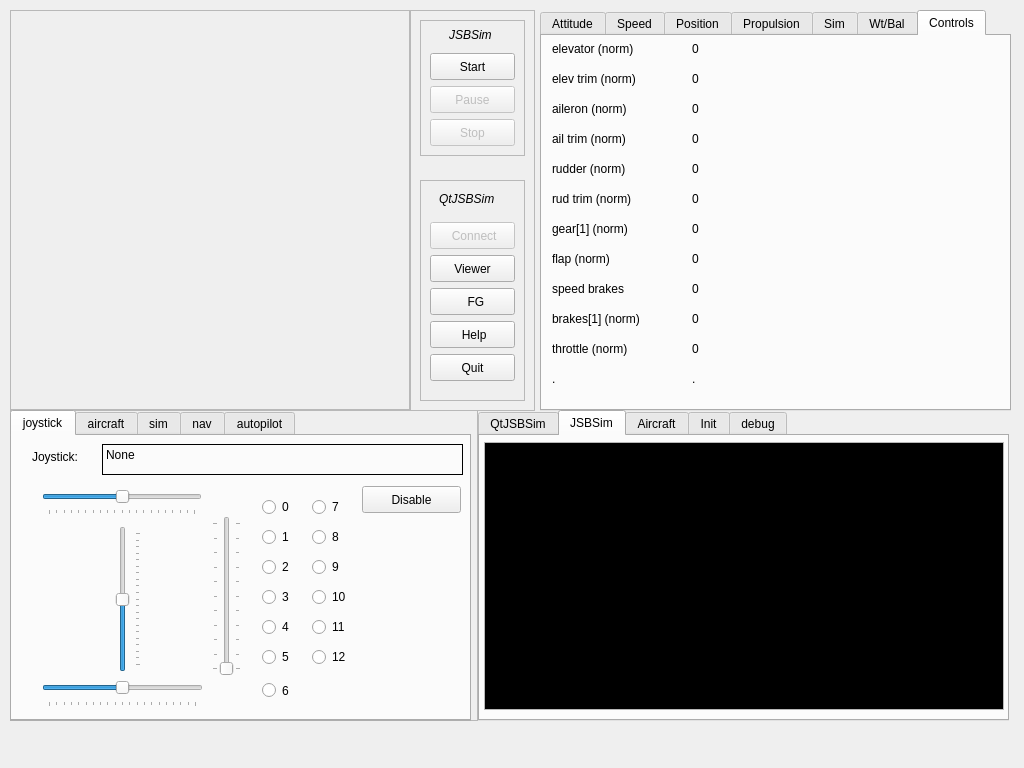
xfahad100/aeroprecinyx, file src/MainWindow.ui: the form before one commit.
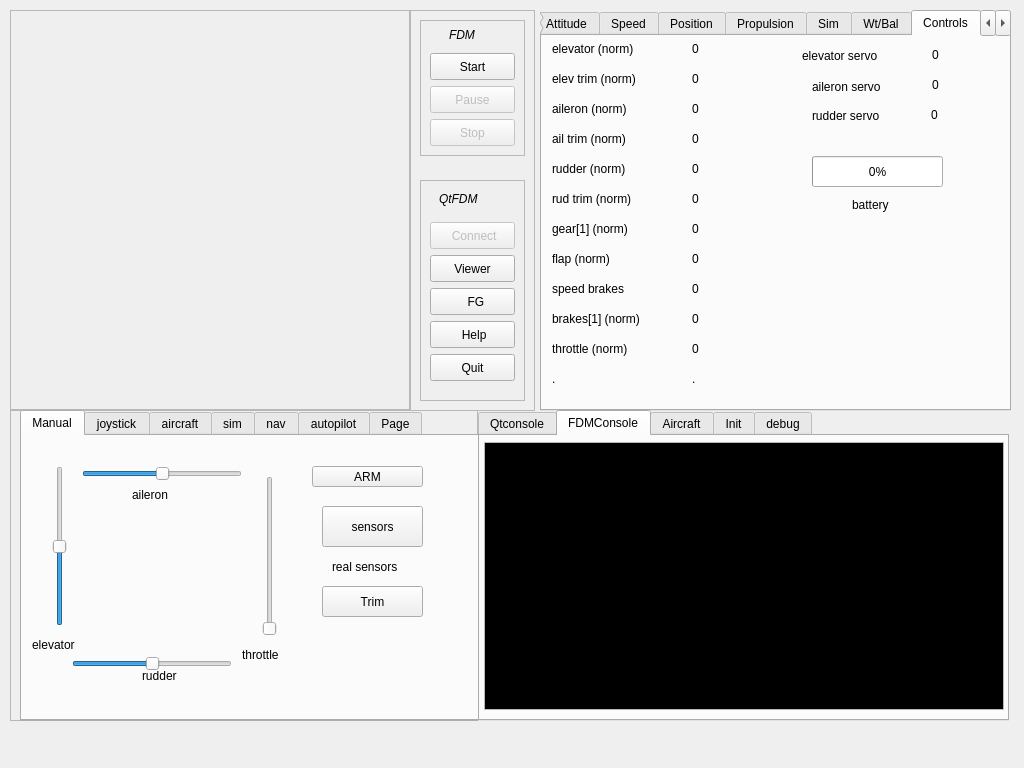
The form after the commit. The open tabs and pages were chosen to show the change. Icons and pictures are not drawn. Custom widgets are drawn as their Qt base class.

The edit to the form file:
```diff
--- a/src/MainWindow.ui
+++ b/src/MainWindow.ui
@@ -149,7 +149,7 @@
        </font>
       </property>
       <property name="text">
-       <string>JSBSim</string>
+       <string>FDM</string>
       </property>
      </widget>
      <widget class="QPushButton" name="StopJSBSimButton">
@@ -338,7 +338,7 @@
        </font>
       </property>
       <property name="text">
-       <string>QtJSBSim</string>
+       <string>QtFDM</string>
       </property>
      </widget>
     </widget>
@@ -416,7 +416,7 @@
     <widget class="QTabWidget" name="ControlsTab">
      <property name="geometry">
       <rect>
-       <x>0</x>
+       <x>10</x>
        <y>0</y>
        <width>461</width>
        <height>311</height>
@@ -425,6 +425,221 @@
      <property name="currentIndex">
       <number>0</number>
      </property>
+     <widget class="QWidget" name="tab_17">
+      <attribute name="title">
+       <string>Manual</string>
+      </attribute>
+      <widget class="QSlider" name="M_elevator">
+       <property name="geometry">
+        <rect>
+         <x>30</x>
+         <y>30</y>
+         <width>16</width>
+         <height>160</height>
+        </rect>
+       </property>
+       <property name="minimum">
+        <number>-100</number>
+       </property>
+       <property name="maximum">
+        <number>100</number>
+       </property>
+       <property name="singleStep">
+        <number>1</number>
+       </property>
+       <property name="value">
+        <number>0</number>
+       </property>
+       <property name="orientation">
+        <enum>Qt::Vertical</enum>
+       </property>
+      </widget>
+      <widget class="QSlider" name="M_aileron">
+       <property name="geometry">
+        <rect>
+         <x>60</x>
+         <y>30</y>
+         <width>160</width>
+         <height>16</height>
+        </rect>
+       </property>
+       <property name="minimum">
+        <number>-100</number>
+       </property>
+       <property name="maximum">
+        <number>100</number>
+       </property>
+       <property name="orientation">
+        <enum>Qt::Horizontal</enum>
+       </property>
+      </widget>
+      <widget class="QLabel" name="label_12">
+       <property name="geometry">
+        <rect>
+         <x>10</x>
+         <y>200</y>
+         <width>67</width>
+         <height>17</height>
+        </rect>
+       </property>
+       <property name="text">
+        <string>elevator</string>
+       </property>
+      </widget>
+      <widget class="QLabel" name="label_20">
+       <property name="geometry">
+        <rect>
+         <x>120</x>
+         <y>230</y>
+         <width>91</width>
+         <height>20</height>
+        </rect>
+       </property>
+       <property name="text">
+        <string>rudder</string>
+       </property>
+      </widget>
+      <widget class="QLabel" name="label_21">
+       <property name="geometry">
+        <rect>
+         <x>220</x>
+         <y>210</y>
+         <width>67</width>
+         <height>17</height>
+        </rect>
+       </property>
+       <property name="text">
+        <string>throttle</string>
+       </property>
+      </widget>
+      <widget class="QSlider" name="M_rudder">
+       <property name="geometry">
+        <rect>
+         <x>50</x>
+         <y>220</y>
+         <width>160</width>
+         <height>16</height>
+        </rect>
+       </property>
+       <property name="minimum">
+        <number>-100</number>
+       </property>
+       <property name="maximum">
+        <number>100</number>
+       </property>
+       <property name="orientation">
+        <enum>Qt::Horizontal</enum>
+       </property>
+      </widget>
+      <widget class="QLabel" name="label_22">
+       <property name="geometry">
+        <rect>
+         <x>110</x>
+         <y>50</y>
+         <width>67</width>
+         <height>17</height>
+        </rect>
+       </property>
+       <property name="text">
+        <string>aileron</string>
+       </property>
+      </widget>
+      <widget class="QPushButton" name="arm">
+       <property name="geometry">
+        <rect>
+         <x>290</x>
+         <y>30</y>
+         <width>111</width>
+         <height>21</height>
+        </rect>
+       </property>
+       <property name="text">
+        <string>ARM</string>
+       </property>
+       <property name="icon">
+        <iconset>
+         <normaloff>images/dkgreen.png</normaloff>
+         <normalon>:/images/green.png</normalon>images/dkgreen.png</iconset>
+       </property>
+       <property name="checkable">
+        <bool>true</bool>
+       </property>
+      </widget>
+      <widget class="QPushButton" name="sensors">
+       <property name="geometry">
+        <rect>
+         <x>300</x>
+         <y>70</y>
+         <width>101</width>
+         <height>41</height>
+        </rect>
+       </property>
+       <property name="text">
+        <string>sensors</string>
+       </property>
+       <property name="icon">
+        <iconset>
+         <normaloff>images/dkgreen.png</normaloff>
+         <normalon>images/green.png</normalon>images/dkgreen.png</iconset>
+       </property>
+       <property name="checkable">
+        <bool>true</bool>
+       </property>
+      </widget>
+      <widget class="QLabel" name="label_26">
+       <property name="geometry">
+        <rect>
+         <x>310</x>
+         <y>120</y>
+         <width>81</width>
+         <height>21</height>
+        </rect>
+       </property>
+       <property name="text">
+        <string>real sensors</string>
+       </property>
+      </widget>
+      <widget class="QSlider" name="Mthrottle">
+       <property name="geometry">
+        <rect>
+         <x>240</x>
+         <y>40</y>
+         <width>16</width>
+         <height>160</height>
+        </rect>
+       </property>
+       <property name="minimum">
+        <number>0</number>
+       </property>
+       <property name="value">
+        <number>0</number>
+       </property>
+       <property name="orientation">
+        <enum>Qt::Vertical</enum>
+       </property>
+      </widget>
+      <widget class="QPushButton" name="Trim">
+       <property name="geometry">
+        <rect>
+         <x>300</x>
+         <y>150</y>
+         <width>101</width>
+         <height>31</height>
+        </rect>
+       </property>
+       <property name="text">
+        <string>Trim</string>
+       </property>
+       <property name="icon">
+        <iconset resource="icons.qrc">
+         <normaloff>:/images/dkgreen.png</normaloff>
+         <normalon>:/images/green.png</normalon>:/images/dkgreen.png</iconset>
+       </property>
+       <property name="checkable">
+        <bool>false</bool>
+       </property>
+      </widget>
+     </widget>
      <widget class="QWidget" name="tab_10">
       <attribute name="title">
        <string>joystick</string>
@@ -1610,6 +1825,154 @@
         <bool>true</bool>
        </property>
       </widget>
+      <widget class="QPushButton" name="wingLevel">
+       <property name="geometry">
+        <rect>
+         <x>200</x>
+         <y>80</y>
+         <width>89</width>
+         <height>25</height>
+        </rect>
+       </property>
+       <property name="focusPolicy">
+        <enum>Qt::NoFocus</enum>
+       </property>
+       <property name="text">
+        <string>   WL</string>
+       </property>
+       <property name="icon">
+        <iconset resource="icons.qrc">
+         <normaloff>:/images/dkgreen.png</normaloff>
+         <normalon>:/images/green.png</normalon>:/images/dkgreen.png</iconset>
+       </property>
+       <property name="checkable">
+        <bool>true</bool>
+       </property>
+      </widget>
+      <widget class="QSpinBox" name="spinBox_5">
+       <property name="geometry">
+        <rect>
+         <x>357</x>
+         <y>190</y>
+         <width>81</width>
+         <height>31</height>
+        </rect>
+       </property>
+       <property name="wrapping">
+        <bool>false</bool>
+       </property>
+       <property name="minimum">
+        <number>-100</number>
+       </property>
+       <property name="maximum">
+        <number>100</number>
+       </property>
+      </widget>
+      <widget class="QLabel" name="label_33">
+       <property name="geometry">
+        <rect>
+         <x>320</x>
+         <y>220</y>
+         <width>121</width>
+         <height>20</height>
+        </rect>
+       </property>
+       <property name="text">
+        <string>desired GS (deg)</string>
+       </property>
+      </widget>
+     </widget>
+     <widget class="QWidget" name="tab_18">
+      <attribute name="title">
+       <string>Page</string>
+      </attribute>
+      <widget class="QLabel" name="label_23">
+       <property name="geometry">
+        <rect>
+         <x>20</x>
+         <y>220</y>
+         <width>67</width>
+         <height>17</height>
+        </rect>
+       </property>
+       <property name="text">
+        <string>kp</string>
+       </property>
+      </widget>
+      <widget class="QLabel" name="label_24">
+       <property name="geometry">
+        <rect>
+         <x>110</x>
+         <y>220</y>
+         <width>67</width>
+         <height>17</height>
+        </rect>
+       </property>
+       <property name="text">
+        <string>kd</string>
+       </property>
+      </widget>
+      <widget class="QLabel" name="label_25">
+       <property name="geometry">
+        <rect>
+         <x>210</x>
+         <y>220</y>
+         <width>67</width>
+         <height>17</height>
+        </rect>
+       </property>
+       <property name="text">
+        <string>ki</string>
+       </property>
+      </widget>
+      <widget class="QDoubleSpinBox" name="doubleSpinBox_2">
+       <property name="geometry">
+        <rect>
+         <x>10</x>
+         <y>180</y>
+         <width>69</width>
+         <height>26</height>
+        </rect>
+       </property>
+       <property name="minimum">
+        <double>-1000.000000000000000</double>
+       </property>
+       <property name="maximum">
+        <double>1000.000000000000000</double>
+       </property>
+      </widget>
+      <widget class="QDoubleSpinBox" name="doubleSpinBox_3">
+       <property name="geometry">
+        <rect>
+         <x>90</x>
+         <y>180</y>
+         <width>69</width>
+         <height>26</height>
+        </rect>
+       </property>
+       <property name="minimum">
+        <double>-1000.000000000000000</double>
+       </property>
+       <property name="maximum">
+        <double>1000.000000000000000</double>
+       </property>
+      </widget>
+      <widget class="QDoubleSpinBox" name="doubleSpinBox_4">
+       <property name="geometry">
+        <rect>
+         <x>180</x>
+         <y>180</y>
+         <width>69</width>
+         <height>26</height>
+        </rect>
+       </property>
+       <property name="minimum">
+        <double>-1000.000000000000000</double>
+       </property>
+       <property name="maximum">
+        <double>1000.000000000000000</double>
+       </property>
+      </widget>
      </widget>
     </widget>
    </widget>
@@ -4311,6 +4674,115 @@
        <string>0</string>
       </property>
      </widget>
+     <widget class="QLabel" name="label_27">
+      <property name="geometry">
+       <rect>
+        <x>260</x>
+        <y>10</y>
+        <width>101</width>
+        <height>20</height>
+       </rect>
+      </property>
+      <property name="text">
+       <string>elevator servo</string>
+      </property>
+     </widget>
+     <widget class="QLabel" name="label_28">
+      <property name="geometry">
+       <rect>
+        <x>270</x>
+        <y>40</y>
+        <width>91</width>
+        <height>21</height>
+       </rect>
+      </property>
+      <property name="text">
+       <string>aileron servo</string>
+      </property>
+     </widget>
+     <widget class="QLabel" name="label_29">
+      <property name="geometry">
+       <rect>
+        <x>270</x>
+        <y>70</y>
+        <width>91</width>
+        <height>20</height>
+       </rect>
+      </property>
+      <property name="text">
+       <string>rudder servo</string>
+      </property>
+     </widget>
+     <widget class="QLabel" name="elservo">
+      <property name="geometry">
+       <rect>
+        <x>390</x>
+        <y>10</y>
+        <width>67</width>
+        <height>17</height>
+       </rect>
+      </property>
+      <property name="text">
+       <string>0</string>
+      </property>
+     </widget>
+     <widget class="QLabel" name="aserv">
+      <property name="geometry">
+       <rect>
+        <x>390</x>
+        <y>40</y>
+        <width>67</width>
+        <height>17</height>
+       </rect>
+      </property>
+      <property name="text">
+       <string>0</string>
+      </property>
+     </widget>
+     <widget class="QLabel" name="rdserv">
+      <property name="geometry">
+       <rect>
+        <x>389</x>
+        <y>70</y>
+        <width>67</width>
+        <height>17</height>
+       </rect>
+      </property>
+      <property name="text">
+       <string>0</string>
+      </property>
+     </widget>
+     <widget class="QProgressBar" name="batperc">
+      <property name="geometry">
+       <rect>
+        <x>270</x>
+        <y>120</y>
+        <width>131</width>
+        <height>31</height>
+       </rect>
+      </property>
+      <property name="value">
+       <number>0</number>
+      </property>
+     </widget>
+     <widget class="QLabel" name="label_30">
+      <property name="geometry">
+       <rect>
+        <x>310</x>
+        <y>160</y>
+        <width>67</width>
+        <height>17</height>
+       </rect>
+      </property>
+      <property name="text">
+       <string>battery</string>
+      </property>
+     </widget>
+    </widget>
+    <widget class="QWidget" name="tab_19">
+     <attribute name="title">
+      <string>Page</string>
+     </attribute>
     </widget>
    </widget>
    <widget class="QTabWidget" name="consoleTab">
@@ -4333,7 +4805,7 @@
       <string>QtJSBSim console</string>
      </property>
      <attribute name="title">
-      <string notr="true">QtJSBSim</string>
+      <string notr="true">Qtconsole</string>
      </attribute>
      <widget class="QPlainTextEdit" name="console">
       <property name="geometry">
@@ -4359,7 +4831,7 @@
       <string>JSBSim stdout</string>
      </property>
      <attribute name="title">
-      <string notr="true">JSBSim</string>
+      <string notr="true">FDMConsole</string>
      </attribute>
      <widget class="QPlainTextEdit" name="jconsole">
       <property name="geometry">
```
Left out of the diff: 161 changed lines with no effect on the pictures.
